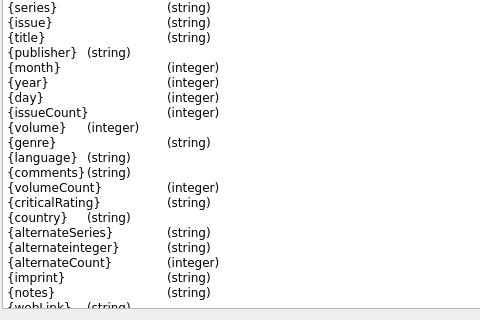
The window that comictaggerlib/ui/TemplateHelp.ui (lordwelch/comictagger) describes before a commit, drawn with Qt 5; both pictures show x 0 to 480 and y 132 to 452 of the 702 by 452 pixel window.
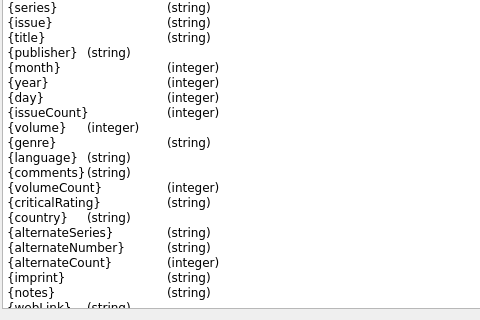
The same window after the commit.

Commit message:
Add template error checking and other small issues
Error checking has been added in CLI mode, the settings window and when
running a rename operation from the GUI.
The Template Help window is now non-modal
Discrepancies between the tool tip and help window have been resolved

```diff
--- a/comictaggerlib/ui/TemplateHelp.ui
+++ b/comictaggerlib/ui/TemplateHelp.ui
@@ -55,7 +55,7 @@
 {criticalRating}&#009;(string)
 {country}&#009;(string)
 {alternateSeries}&#009;(string)
-{alternateinteger}&#009;(string)
+{alternateNumber}&#009;(string)
 {alternateCount}&#009;(integer)
 {imprint}&#009;&#009;(string)
 {notes}&#009;&#009;(string)
@@ -76,8 +76,8 @@
 {pages}&#009;&#009;(list of dict({&apos;Image&apos;: &apos;str(int)&apos;, &apos;Type&apos;: &apos;str&apos;}))
 
 CoMet-only items:
-{price}&#009;&#009;(integer)
-{isVersionOf}&#009;(boolean)
+{price}&#009;&#009;(float)
+{isVersionOf}&#009;(string)
 {rights}&#009;&#009;(string)
 {identifier}&#009;(string)
 {lastMark}&#009;(string)
```
The commit also changes 5 other files.
